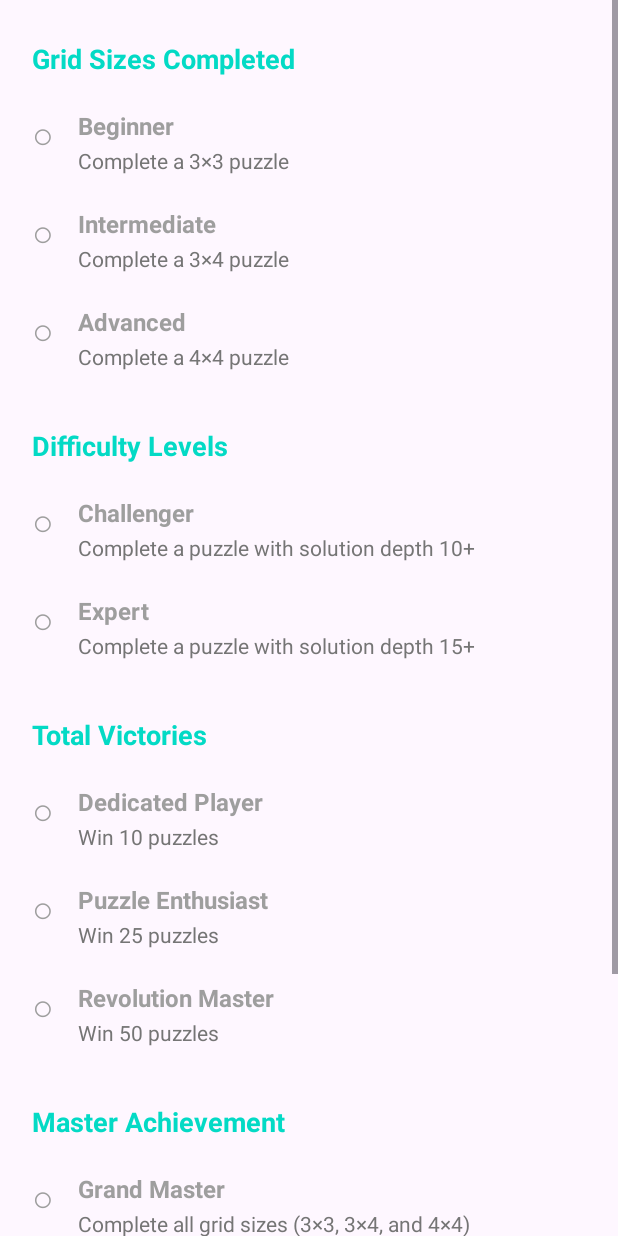
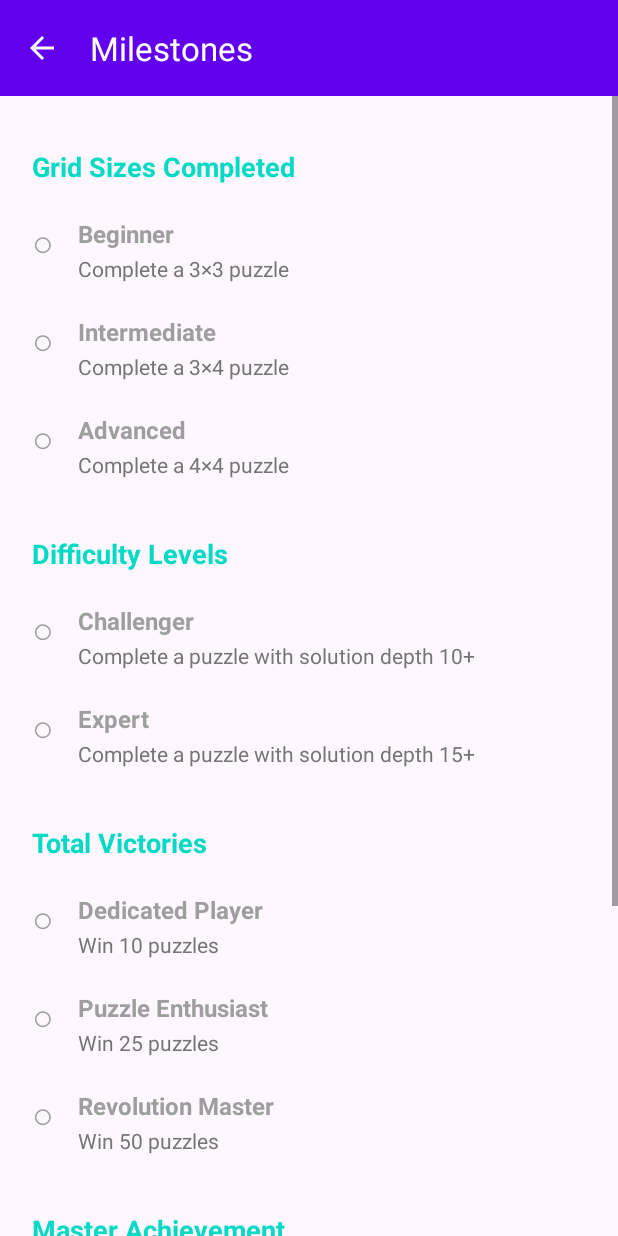
Before and after one commit to EthanWight/Revolution, an Android app: the MilestonesActivity screen opened directly, with no data from a screen before it, on a phone screen of 412 x 824 dp. Run offline under Robolectric (Android 15) with nearby library versions, the phone set to English and light mode, and no system bars.

Commit message:
refactor: Improve MilestonesActivity layout and code style
This commit refactors the `MilestonesActivity` and updates project-wide theme and code styles.

- **MilestonesActivity Refactor**:
    - The layout is now defined in `activity_milestones.xml` instead of being created programmatically.
    - Removes programmatic layout creation (`ScrollView`, `LinearLayout`) and adopts `findViewById`.
    - Eliminates the unused `hasCompletedSolutionDepth` method from `MilestonesManager`.
    - Simplifies resource handling by removing the `getStringResource` helper method.

- **UI and Theme Updates**:
    - Introduces a custom `AppTheme.PopupMenu` style for consistent popup menu appearance.
    - Applies the new popup theme to the toolbars in `activity_main` and `activity_milestones`.
    - Removes unnecessary `xmlns:tools` namespaces from `themes.xml` files.

- **Code Cleanup**:
    - Uses a try-with-resources block for `TypedArray` to ensure it is properly recycled.
    - Removes unused imports and cleans up Javadoc comments.

```diff
--- a/app/src/main/java/edu/commonwealthu/hw3_wight/MainActivity.java
+++ b/app/src/main/java/edu/commonwealthu/hw3_wight/MainActivity.java
@@ -16,7 +16,6 @@ import android.view.Menu;
 import android.view.MenuItem;
 import android.view.View;
 import android.view.animation.DecelerateInterpolator;
-import android.view.animation.OvershootInterpolator;
 import android.widget.AdapterView;
 import android.widget.ArrayAdapter;
 import android.widget.Button;
@@ -40,7 +39,7 @@ import com.google.android.material.appbar.MaterialToolbar;
  * Plays the Revolution puzzle game. This class manages the user interface,
  * game state interactions, and visual feedback for the player.
  * Supports 3×3, 3×4, and 4×4 grid sizes.
- *
+ * <p>
  * Enhanced with surrender mode that allows viewing the solution and
  * milestones tracking for achievements.
  *
--- a/app/src/main/java/edu/commonwealthu/hw3_wight/MilestonesActivity.java
+++ b/app/src/main/java/edu/commonwealthu/hw3_wight/MilestonesActivity.java
@@ -4,7 +4,6 @@ import android.os.Bundle;
 import android.util.Log;
 import android.view.MenuItem;
 import android.widget.LinearLayout;
-import android.widget.ScrollView;
 import android.widget.TextView;
 import android.widget.Toast;
 
@@ -34,24 +33,14 @@ public class MilestonesActivity extends AppCompatActivity {
     @Override
     protected void onCreate(Bundle savedInstanceState) {
         super.onCreate(savedInstanceState);
+        setContentView(R.layout.activity_milestones);
 
         try {
             Log.d(TAG, "onCreate started");
 
-            // Create layout programmatically to avoid any layout issues
-            ScrollView scrollView = new ScrollView(this);
-            milestonesContainer = new LinearLayout(this);
-            milestonesContainer.setOrientation(LinearLayout.VERTICAL);
-            scrollView.addView(milestonesContainer);
-            setContentView(scrollView);
-
-            Log.d(TAG, "Layout created");
-
             // Setup toolbar
             try {
-                MaterialToolbar toolbar = new MaterialToolbar(this);
-                toolbar.setTitle(getStringResource(R.string.milestones));
-                toolbar.setBackgroundColor(getColorResource(R.color.colorPrimary, 0xFF6200EE));
+                MaterialToolbar toolbar = findViewById(R.id.toolbar);
                 setSupportActionBar(toolbar);
                 if (getSupportActionBar() != null) {
                     getSupportActionBar().setDisplayHomeAsUpEnabled(true);
@@ -61,6 +50,9 @@ public class MilestonesActivity extends AppCompatActivity {
             } catch (Exception e) {
                 Log.e(TAG, "Error setting up toolbar", e);
             }
+
+            milestonesContainer = findViewById(R.id.milestonesContainer);
+            Log.d(TAG, "Layout created");
 
             // Initialize manager
             try {
@@ -87,18 +79,6 @@ public class MilestonesActivity extends AppCompatActivity {
             Log.e(TAG, "Fatal error in onCreate", e);
             Toast.makeText(this, "Error: " + e.getMessage(), Toast.LENGTH_LONG).show();
             finish();
-        }
-    }
-
-    /**
-     * Helper to safely get string resources with fallback
-     */
-    private String getStringResource(int resId) {
-        try {
-            return getString(resId);
-        } catch (Exception e) {
-            Log.w(TAG, "String resource not found: " + resId, e);
-            return "Milestones";
         }
     }
 
@@ -330,10 +310,10 @@ public class MilestonesActivity extends AppCompatActivity {
         // Add ripple effect
         try {
             int[] attrs = new int[]{android.R.attr.selectableItemBackground};
-            android.content.res.TypedArray ta = obtainStyledAttributes(attrs);
-            android.graphics.drawable.Drawable drawable = ta.getDrawable(0);
-            ta.recycle();
-            resetButton.setBackground(drawable);
+            try (android.content.res.TypedArray ta = obtainStyledAttributes(attrs)) {
+                android.graphics.drawable.Drawable drawable = ta.getDrawable(0);
+                resetButton.setBackground(drawable);
+            }
         } catch (Exception e) {
             Log.w(TAG, "Could not set ripple effect", e);
         }
--- a/app/src/main/res/layout-land/activity_main.xml
+++ b/app/src/main/res/layout-land/activity_main.xml
@@ -19,7 +19,7 @@
             android:layout_height="?attr/actionBarSize"
             android:background="@color/colorPrimary"
             app:theme="@style/ThemeOverlay.AppCompat.Dark.ActionBar"
-            app:popupTheme="@style/ThemeOverlay.MaterialComponents.Light" />
+            app:popupTheme="@style/AppTheme.PopupMenu" />
 
     </com.google.android.material.appbar.AppBarLayout>
 
--- a/app/src/main/res/layout/activity_main.xml
+++ b/app/src/main/res/layout/activity_main.xml
@@ -19,7 +19,7 @@
             android:layout_height="?attr/actionBarSize"
             android:background="@color/colorPrimary"
             app:theme="@style/ThemeOverlay.AppCompat.Dark.ActionBar"
-            app:popupTheme="@style/ThemeOverlay.MaterialComponents.Light" />
+            app:popupTheme="@style/AppTheme.PopupMenu" />
 
     </com.google.android.material.appbar.AppBarLayout>
 
--- a/app/src/main/res/layout/activity_milestones.xml
+++ b/app/src/main/res/layout/activity_milestones.xml
@@ -15,14 +15,17 @@
             android:layout_width="match_parent"
             android:layout_height="?attr/actionBarSize"
             android:background="@color/colorPrimary"
+            app:title="@string/milestones"
             app:theme="@style/ThemeOverlay.AppCompat.Dark.ActionBar"
-            app:popupTheme="@style/ThemeOverlay.MaterialComponents.Dark" />
+            app:popupTheme="@style/AppTheme.PopupMenu"
+            />
 
     </com.google.android.material.appbar.AppBarLayout>
 
     <ScrollView
         android:layout_width="match_parent"
         android:layout_height="0dp"
+        android:importantForAccessibility="no"
         app:layout_constraintTop_toBottomOf="@id/appBarLayout"
         app:layout_constraintBottom_toBottomOf="parent">
 
--- a/app/src/main/res/values-night/themes.xml
+++ b/app/src/main/res/values-night/themes.xml
@@ -1,4 +1,4 @@
-<resources xmlns:tools="http://schemas.android.com/tools">
+<resources>
     <!-- Base application theme. -->
     <style name="Base.Theme.Hw2Wight" parent="Theme.Material3.DayNight.NoActionBar">
         <!-- Customize your dark theme here. -->
--- a/app/src/main/res/values/themes.xml
+++ b/app/src/main/res/values/themes.xml
@@ -1,4 +1,4 @@
-<resources xmlns:tools="http://schemas.android.com/tools">
+<resources>
     <!-- Splash Screen Theme -->
     <style name="Theme.App.Starting" parent="Theme.SplashScreen">
         <!-- Set splash screen background color -->
@@ -21,4 +21,7 @@
     </style>
 
     <style name="Theme.Hw3Wight" parent="Base.Theme.Hw3Wight" />
+
+    <!-- Custom Popup Menu Theme -->
+    <style name="AppTheme.PopupMenu" parent="ThemeOverlay.MaterialComponents.Light" />
 </resources>
```
Also changed, not shown: app/src/main/java/edu/commonwealthu/hw3_wight/MilestonesManager.java (+0 -11 lines).
